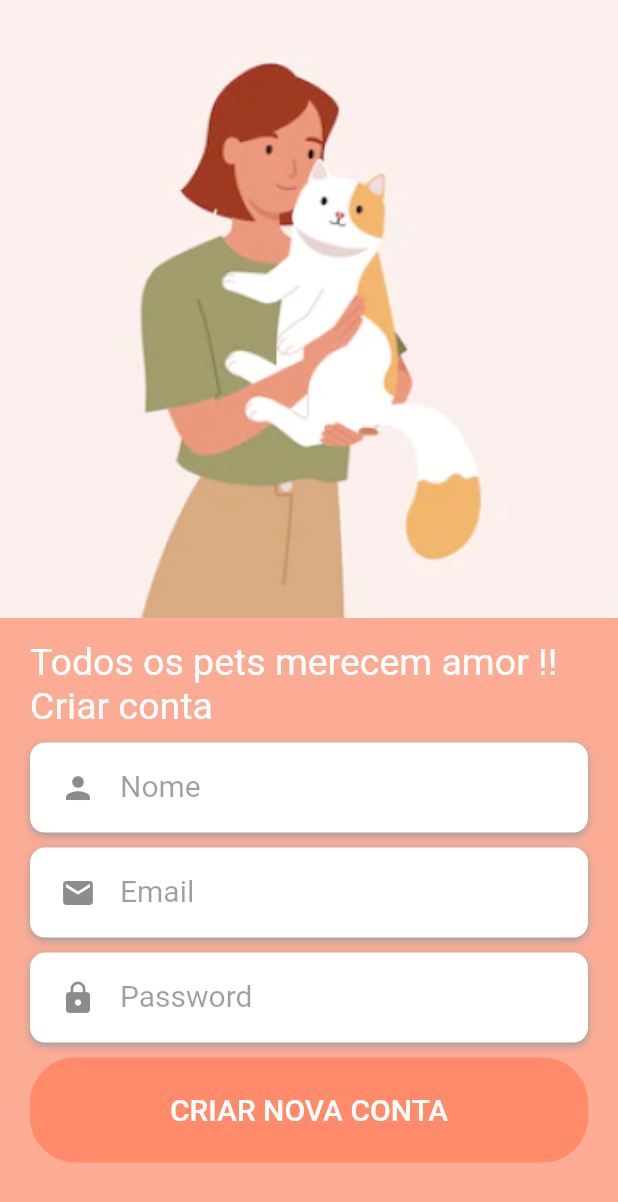
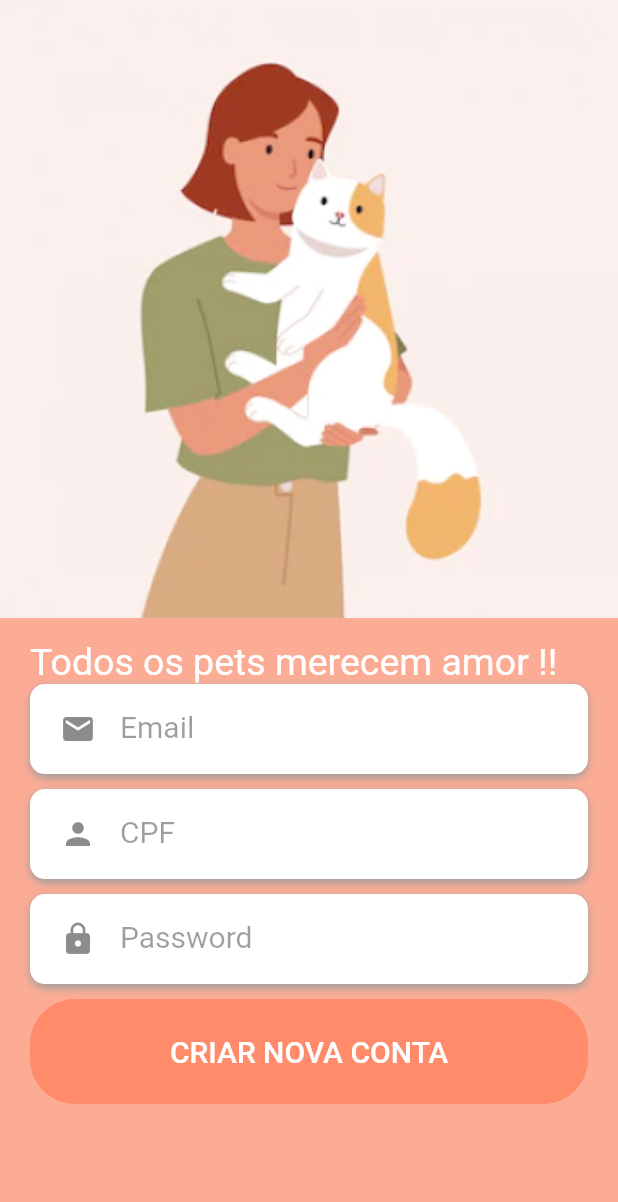
Before and after one commit to vitorekr/UnBArqDsw2022-2-2022.2_G4_IdotPet_Frontend, a Flutter app: the SignUpPage screen opened by its route, on a phone screen of 412 x 824 dp. Shown: the top 1202 px of the screen. Run offline on Flutter 3.47's test engine with Material 2 defaults, Android fonts, the phone set to English and light mode, and no system bars; our stand-ins replace dio, dotted_border, get; accounts and stored records are empty.

Commit message:
Adicionando CPF
Co-Authored-By: Vitor Eduardo <vitorekrlol@gmail.com>
Co-Authored-By: Thalisson Alves <thalisson2030@gmail.com>

```diff
--- a/lib/modules/auth/ui/signup_page.dart
+++ b/lib/modules/auth/ui/signup_page.dart
@@ -3,9 +3,12 @@ import 'package:get/get.dart';
 import 'package:idotpet/config/app_routes.dart';
 import 'package:idotpet/modules/auth/data_provider/user_api.dart';
 
-Widget buildName(){
+Widget buildGen(what){
   return Column(
     children: <Widget>[
+            const SizedBox(
+              height: 10,
+            ),
       Container(
             alignment: Alignment.center,
             padding: const EdgeInsets.only(
@@ -24,16 +27,17 @@ Widget buildName(){
               ]
             ),
             height: 60,
-            child: const TextField(
+            child: TextField(
                   keyboardType: TextInputType.emailAddress,
-                  style: TextStyle(
+                  style: const TextStyle(
                     color: Colors.black38,
                   ),
                   decoration: InputDecoration(
-                    contentPadding: EdgeInsets.only(top:14),
+                    contentPadding: const EdgeInsets.only(top:14),
                     border: InputBorder.none,
-                    icon: Icon(Icons.person),
-                    labelText: 'Nome',
+                    icon: const Icon(Icons.person),
+                    labelText: what,
+                    // ignore: prefer_const_constructors
                     labelStyle: TextStyle(
                     color: Colors.black38,
                     fontWeight: FontWeight.w400,
@@ -168,20 +172,8 @@ class SignUpPage extends StatelessWidget {
               fontSize:25,
               ),
             ),
-            const Text('Criar conta',
-              style: TextStyle(
-              color: Colors.white,
-              fontSize:25,
-              ),
-            ),
-            const SizedBox(
-              height: 10,
-            ),
-            buildName(),
-            const SizedBox(
-              height: 10,
-            ),
             buildEmail(),
+            buildGen('CPF'),
             const SizedBox(
               height: 10,
             ),
```
